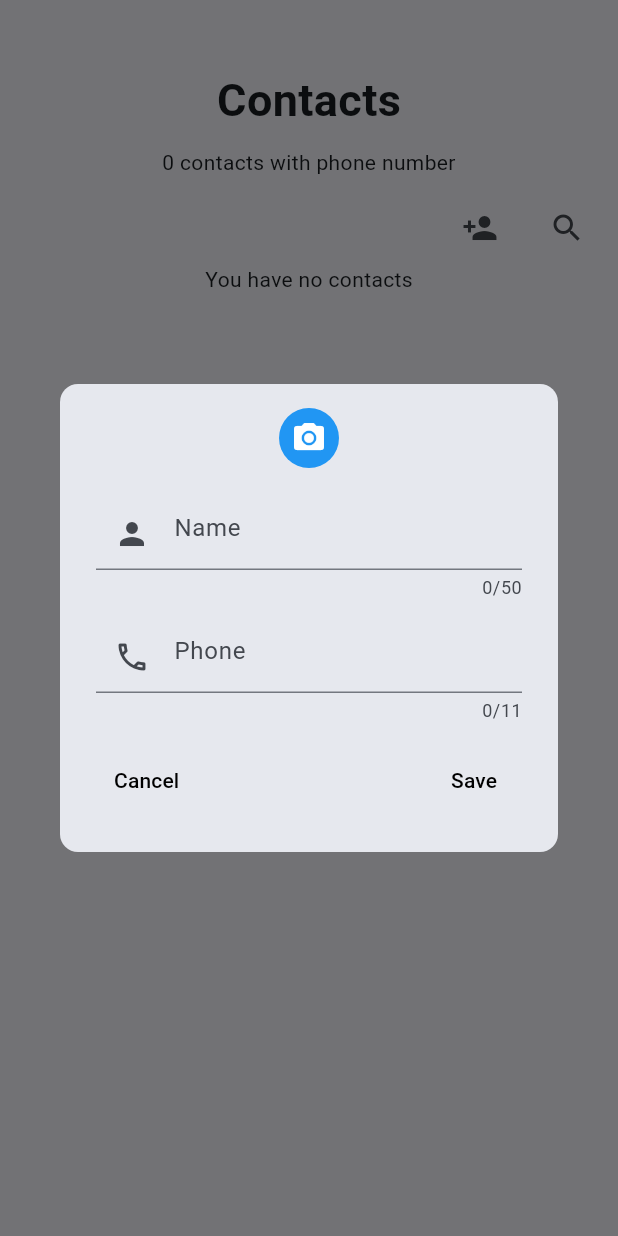
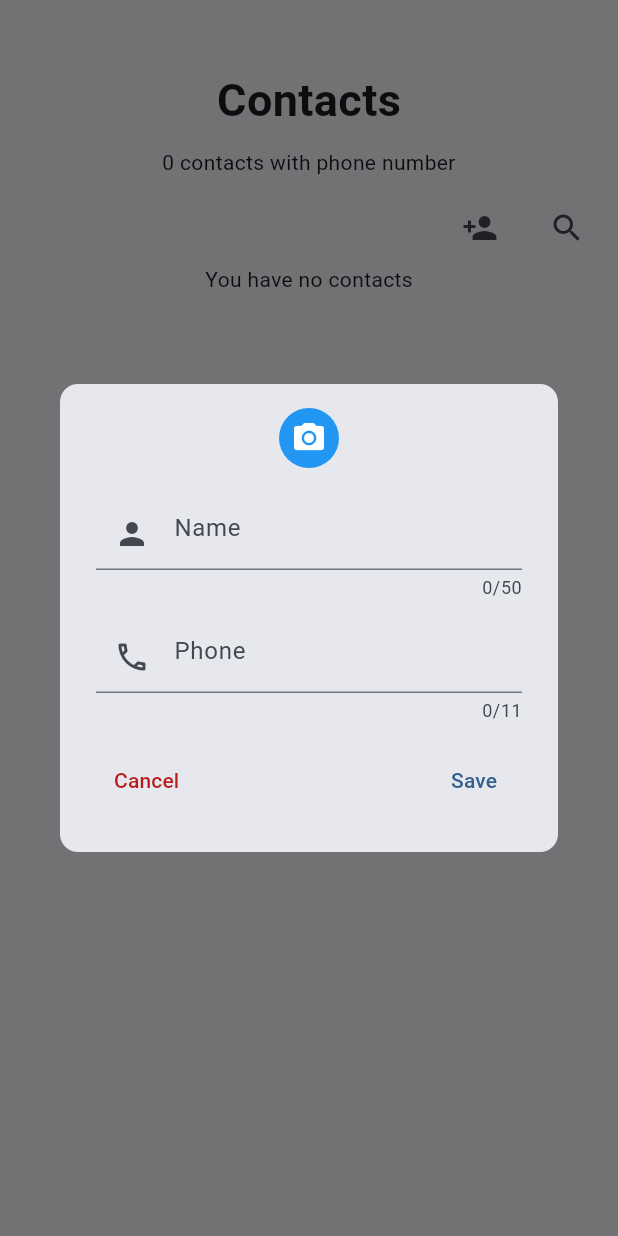
Before and after one commit to bolexyro/text-call, a Flutter app: the ContactsList widget shown alone on an empty page, opened directly with empty values, after a tap on the "person add" icon, on a phone screen of 412 x 824 dp. Run offline on Flutter 3.47's test engine with Material 3 defaults, Android fonts, the phone set to English and light mode, and no system bars; our stand-ins replace animated_text_kit, awesome_notifications, cloud_firestore, confetti, firebase_auth, firebase_core and 9 more; accounts and stored records are empty.

```diff
--- a/lib/utils/utils.dart
+++ b/lib/utils/utils.dart
@@ -5,6 +5,8 @@ import 'package:text_call/models/recent.dart';
 import 'package:text_call/widgets/message_writer.dart';
 import 'package:sqflite/sqflite.dart' as sql;
 import 'package:path/path.dart' as path;
+
+enum Screen { phone, tablet }
 
 void createAwesomeNotification({String? title, String? body}) {
   AwesomeNotifications().createNotification(
--- a/lib/widgets/contacts_screen_widgets/add_contact.dart
+++ b/lib/widgets/contacts_screen_widgets/add_contact.dart
@@ -17,8 +17,9 @@ class AddContact extends ConsumerWidget {
     if (_formKey.currentState!.validate()) {
       _formKey.currentState!.save();
 
-      final bool numberExists = await checkIfNumberExists(_enteredPhoneNumber!, context);
-      if (numberExists == false){
+      final bool numberExists =
+          await checkIfNumberExists(_enteredPhoneNumber!, context);
+      if (numberExists == false) {
         return;
       }
 
@@ -86,7 +87,8 @@ class AddContact extends ConsumerWidget {
                       return null;
                     },
                     onSaved: (newValue) {
-                      _enteredPhoneNumber = changeLocalToIntl(localPhoneNumber: newValue!);
+                      _enteredPhoneNumber =
+                          changeLocalToIntl(localPhoneNumber: newValue!);
                     },
                     maxLength: 11,
                     keyboardType: TextInputType.phone,
@@ -111,10 +113,9 @@ class AddContact extends ConsumerWidget {
                 onPressed: () {
                   Navigator.of(context).pop();
                 },
-                child: const Text(
-                  'Cancel',
-                  style: TextStyle(color: Colors.black),
-                ),
+                child: Text('Cancel',
+                    style:
+                        TextStyle(color: Theme.of(context).colorScheme.error)),
               ),
               TextButton(
                 onPressed: () {
@@ -122,7 +123,6 @@ class AddContact extends ConsumerWidget {
                 },
                 child: const Text(
                   'Save',
-                  style: TextStyle(color: Colors.black),
                 ),
               )
             ],
```
Also changed, not shown: lib/widgets/contacts_screen_widgets/contacts_list.dart (+43 -3 lines), lib/widgets/phone_page_widgets/contacts_or_recents_screen.dart (+11 -4 lines), lib/widgets/recents_screen_widgets/recents_list.dart (+29 -6 lines).
